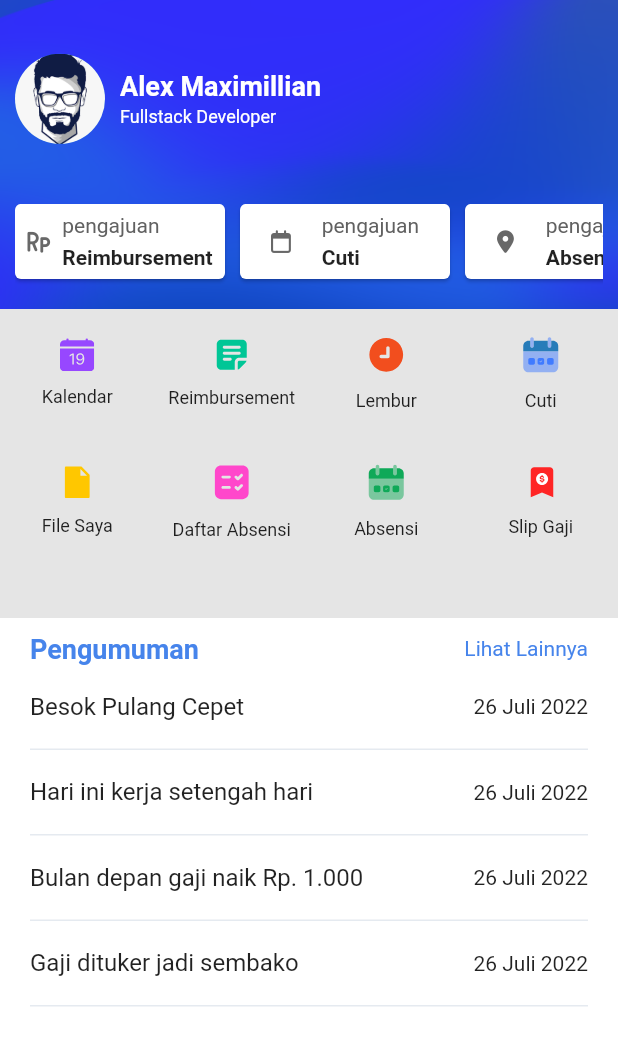
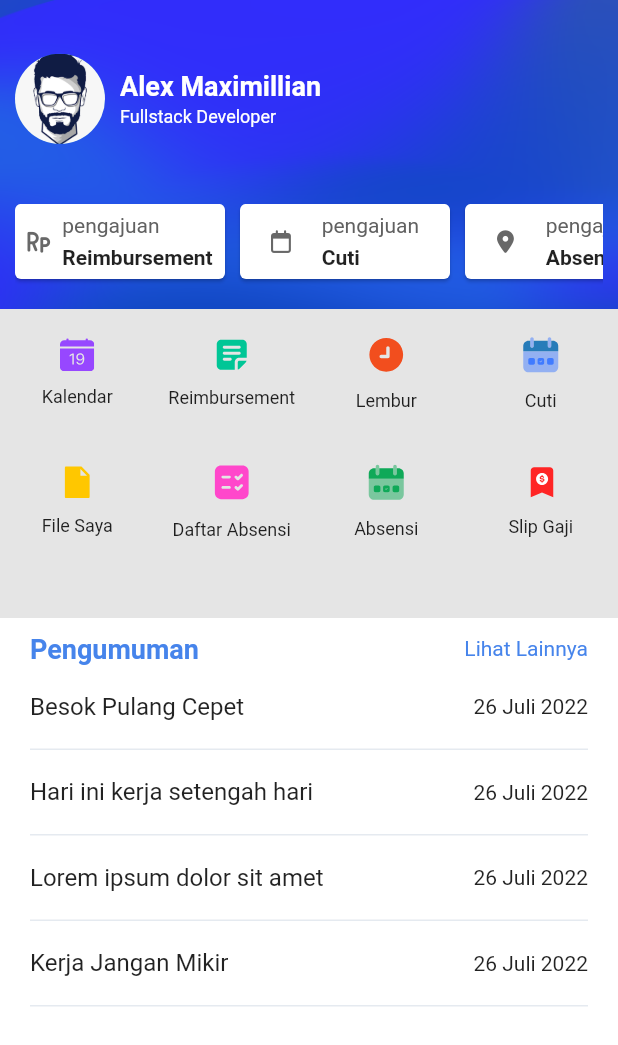
Before and after one commit to rizarisyam/flutter_payroll_app, a Flutter app: the DashboardPage screen opened by its route, on a phone screen of 412 x 824 dp. Shown: the top 1045 px of the screen. Run offline on Flutter 3.47's test engine with Material 2 defaults, Android fonts, the light colour scheme and no system bars; our stand-ins replace date_time_picker, flutter_svg, font_awesome_flutter, geolocator, google_fonts, google_maps_flutter and 4 more; missing offline and left inert: syncfusion_localizations; project files that could hold a hidden picture were left out.

```diff
--- a/lib/view/dashboard.dart
+++ b/lib/view/dashboard.dart
@@ -278,7 +278,7 @@ class DashboardPage extends StatelessWidget {
                             child: ListTile(
                               contentPadding: EdgeInsets.zero,
                               title:
-                                  const Text("Bulan depan gaji naik Rp. 1.000"),
+                                  const Text("Lorem ipsum dolor sit amet"),
                               trailing: Text(DateFormat("d MMMM yyyy", "id_ID")
                                   .format(DateTime.now())),
                             ),
@@ -292,7 +292,7 @@ class DashboardPage extends StatelessWidget {
                             ),
                             child: ListTile(
                               contentPadding: EdgeInsets.zero,
-                              title: const Text("Gaji dituker jadi sembako"),
+                              title: const Text("Kerja Jangan Mikir"),
                               trailing: Text(DateFormat("d MMMM yyyy", "id_ID")
                                   .format(DateTime.now())),
                             ),
```
